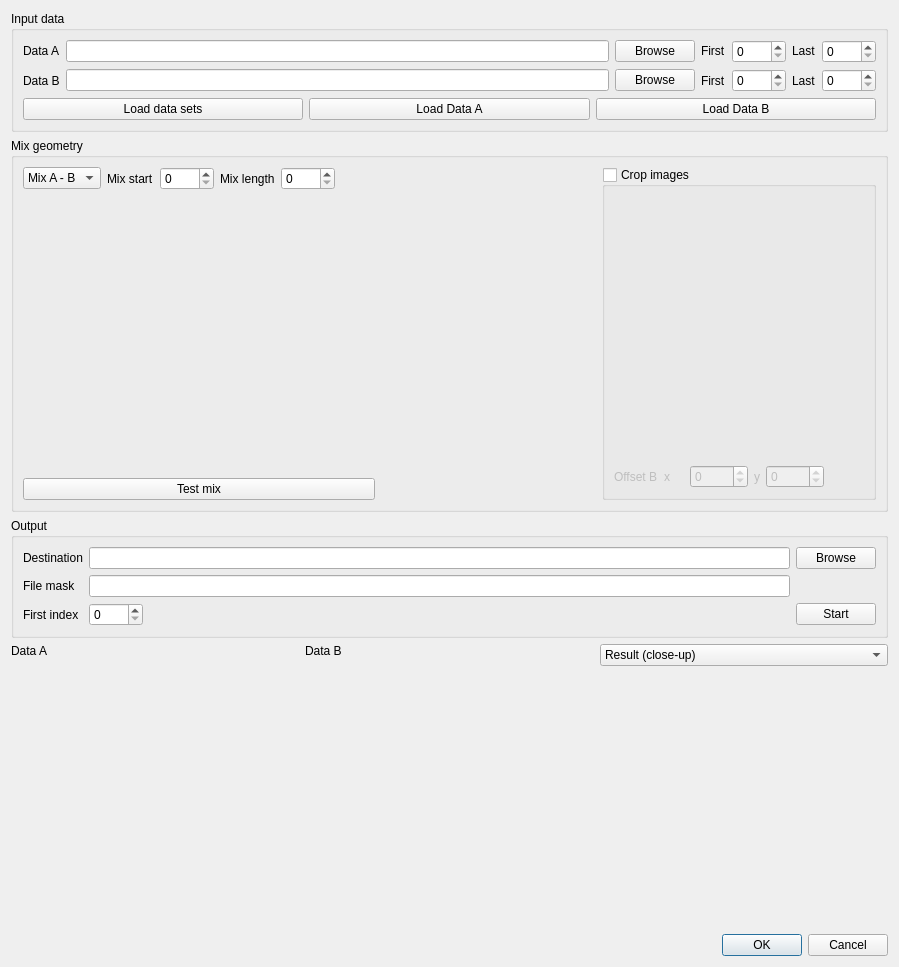
Above: applications/kiptool/src/mergevolumesdialog.ui from neutronimaging/imagingsuite before the change. Below: the same form after it.
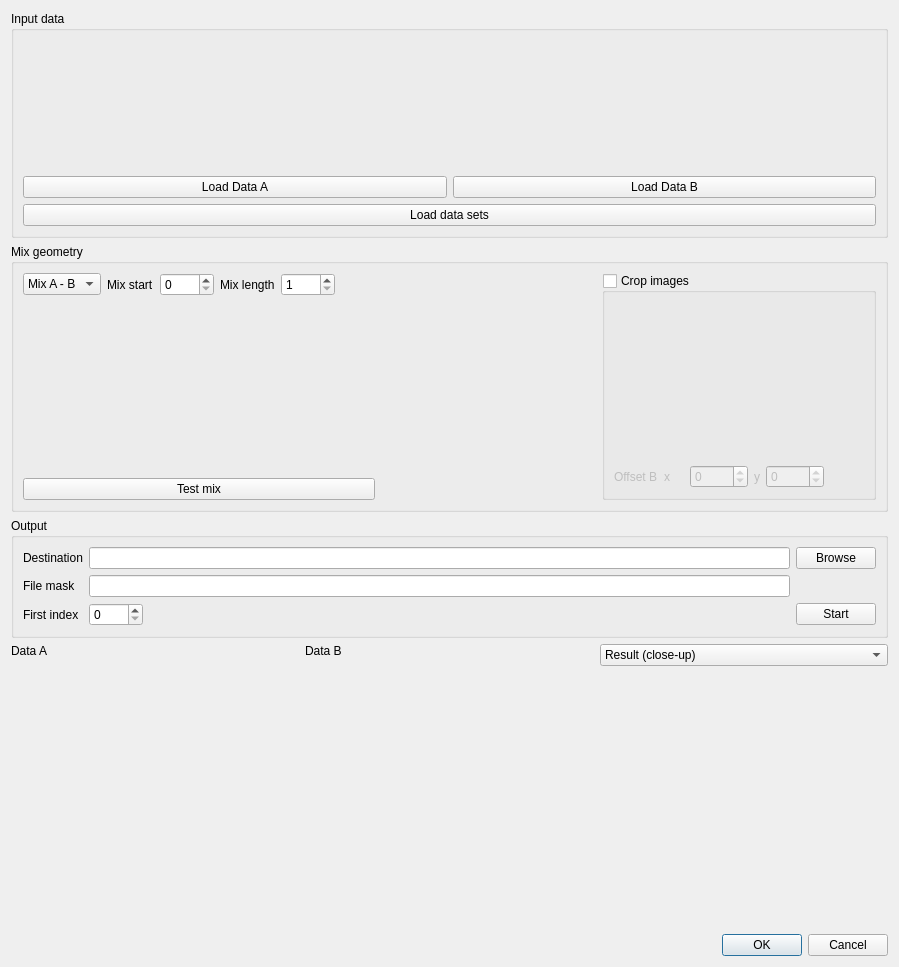
That is the form after the change. Custom widgets are drawn as their Qt base class.

```diff
--- a/applications/kiptool/src/mergevolumesdialog.ui
+++ b/applications/kiptool/src/mergevolumesdialog.ui
@@ -26,138 +26,44 @@
        </property>
        <layout class="QVBoxLayout" name="verticalLayout_7">
         <item>
-         <layout class="QGridLayout" name="gridLayout">
-          <item row="0" column="4">
-           <layout class="QHBoxLayout" name="horizontalLayout_6">
+         <layout class="QHBoxLayout" name="horizontalLayout">
+          <item>
+           <layout class="QVBoxLayout" name="verticalLayout_10">
             <item>
-             <widget class="QLabel" name="label_2">
-              <property name="sizePolicy">
-               <sizepolicy hsizetype="Preferred" vsizetype="Maximum">
-                <horstretch>0</horstretch>
-                <verstretch>0</verstretch>
-               </sizepolicy>
+             <widget class="ReaderForm" name="widget_readerFormA" native="true">
+              <property name="minimumSize">
+               <size>
+                <width>0</width>
+                <height>130</height>
+               </size>
               </property>
-              <property name="text">
-               <string>First</string>
-              </property>
              </widget>
             </item>
             <item>
-             <widget class="QSpinBox" name="spinBox_firstA">
-              <property name="sizePolicy">
-               <sizepolicy hsizetype="Minimum" vsizetype="Maximum">
-                <horstretch>0</horstretch>
-                <verstretch>0</verstretch>
-               </sizepolicy>
-              </property>
-              <property name="maximum">
-               <number>9999</number>
-              </property>
-             </widget>
-            </item>
-           </layout>
-          </item>
-          <item row="0" column="5">
-           <layout class="QHBoxLayout" name="horizontalLayout_7">
-            <item>
-             <widget class="QLabel" name="label_3">
-              <property name="sizePolicy">
-               <sizepolicy hsizetype="Preferred" vsizetype="Maximum">
-                <horstretch>0</horstretch>
-                <verstretch>0</verstretch>
-               </sizepolicy>
-              </property>
+             <widget class="QPushButton" name="pushButton_loadA">
               <property name="text">
-               <string>Last</string>
+               <string>Load Data A</string>
               </property>
              </widget>
             </item>
-            <item>
-             <widget class="QSpinBox" name="spinBox_lastA">
-              <property name="sizePolicy">
-               <sizepolicy hsizetype="Minimum" vsizetype="Maximum">
-                <horstretch>0</horstretch>
-                <verstretch>0</verstretch>
-               </sizepolicy>
-              </property>
-              <property name="maximum">
-               <number>9999</number>
-              </property>
-             </widget>
-            </item>
            </layout>
           </item>
-          <item row="0" column="0">
-           <widget class="QLabel" name="label">
-            <property name="sizePolicy">
-             <sizepolicy hsizetype="Preferred" vsizetype="Maximum">
-              <horstretch>0</horstretch>
-              <verstretch>0</verstretch>
-             </sizepolicy>
-            </property>
-            <property name="text">
-             <string>Data A</string>
-            </property>
-           </widget>
-          </item>
-          <item row="0" column="1">
-           <widget class="QLineEdit" name="lineEdit_pathA"/>
-          </item>
-          <item row="0" column="2">
-           <widget class="QPushButton" name="pushButton_browseA">
-            <property name="text">
-             <string>Browse</string>
-            </property>
-           </widget>
-          </item>
-          <item row="1" column="0">
-           <widget class="QLabel" name="label_4">
-            <property name="text">
-             <string>Data B</string>
-            </property>
-           </widget>
-          </item>
-          <item row="1" column="1">
-           <widget class="QLineEdit" name="lineEdit_pathB"/>
-          </item>
-          <item row="1" column="2">
-           <widget class="QPushButton" name="pushButton_browseB">
-            <property name="text">
-             <string>Browse</string>
-            </property>
-           </widget>
-          </item>
-          <item row="1" column="4">
-           <layout class="QHBoxLayout" name="horizontalLayout">
+          <item>
+           <layout class="QVBoxLayout" name="verticalLayout_9">
             <item>
-             <widget class="QLabel" name="label_5">
-              <property name="text">
-               <string>First</string>
+             <widget class="ReaderForm" name="widget_readerFormB" native="true">
+              <property name="minimumSize">
+               <size>
+                <width>0</width>
+                <height>130</height>
+               </size>
               </property>
              </widget>
             </item>
             <item>
-             <widget class="QSpinBox" name="spinBox_firstB">
-              <property name="maximum">
-               <number>9999</number>
-              </property>
-             </widget>
-            </item>
-           </layout>
-          </item>
-          <item row="1" column="5">
-           <layout class="QHBoxLayout" name="horizontalLayout_8">
-            <item>
-             <widget class="QLabel" name="label_6">
+             <widget class="QPushButton" name="pushButton_loadB">
               <property name="text">
-               <string>Last</string>
-              </property>
-             </widget>
-            </item>
-            <item>
-             <widget class="QSpinBox" name="spinBox_lastB">
-              <property name="maximum">
-               <number>9999</number>
+               <string>Load Data B</string>
               </property>
              </widget>
             </item>
@@ -166,29 +72,11 @@
          </layout>
         </item>
         <item>
-         <layout class="QHBoxLayout" name="horizontalLayout_9">
-          <item>
-           <widget class="QPushButton" name="pushButton_loaddata">
-            <property name="text">
-             <string>Load data sets</string>
-            </property>
-           </widget>
-          </item>
-          <item>
-           <widget class="QPushButton" name="pushButton_loadA">
-            <property name="text">
-             <string>Load Data A</string>
-            </property>
-           </widget>
-          </item>
-          <item>
-           <widget class="QPushButton" name="pushButton_loadB">
-            <property name="text">
-             <string>Load Data B</string>
-            </property>
-           </widget>
-          </item>
-         </layout>
+         <widget class="QPushButton" name="pushButton_loaddata">
+          <property name="text">
+           <string>Load data sets</string>
+          </property>
+         </widget>
         </item>
        </layout>
       </widget>
@@ -346,6 +234,9 @@
                 <verstretch>0</verstretch>
                </sizepolicy>
               </property>
+              <property name="minimum">
+               <number>1</number>
+              </property>
               <property name="maximum">
                <number>9999</number>
               </property>
@@ -585,6 +476,12 @@
     <signal>levelsChanged(float,float)</signal>
    </slots>
   </customwidget>
+  <customwidget>
+   <class>ReaderForm</class>
+   <extends>QWidget</extends>
+   <header location="global">readerform.h</header>
+   <container>1</container>
+  </customwidget>
   <customwidget>
    <class>QtAddons::uxROIWidget</class>
    <extends>QWidget</extends>
```
